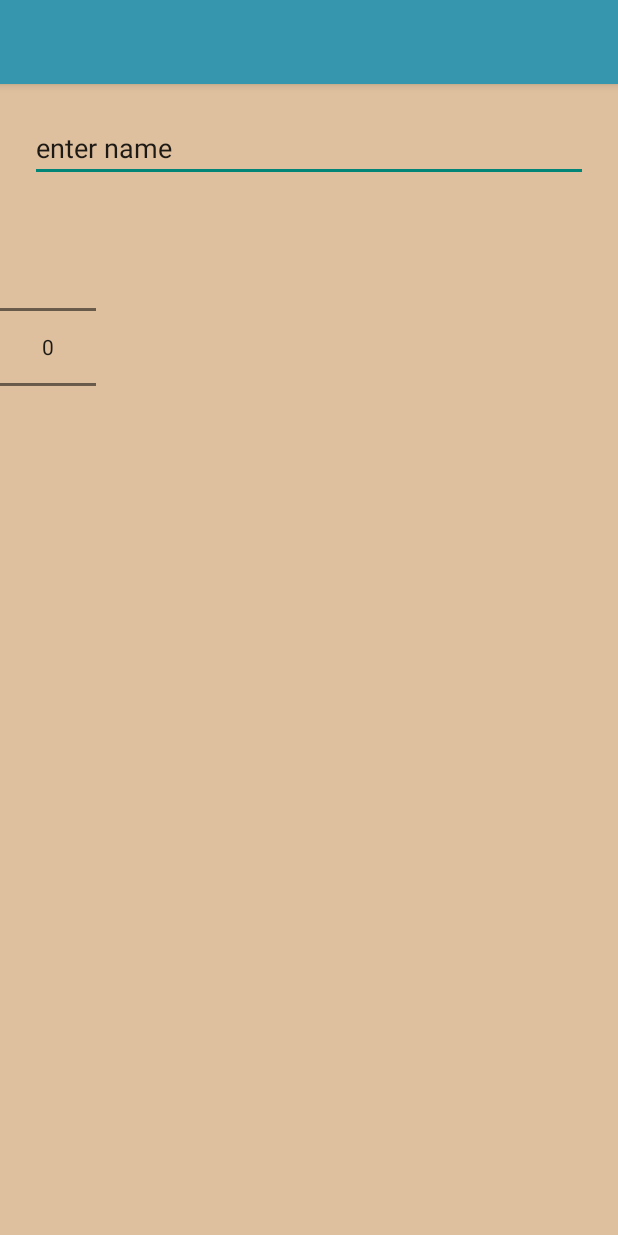
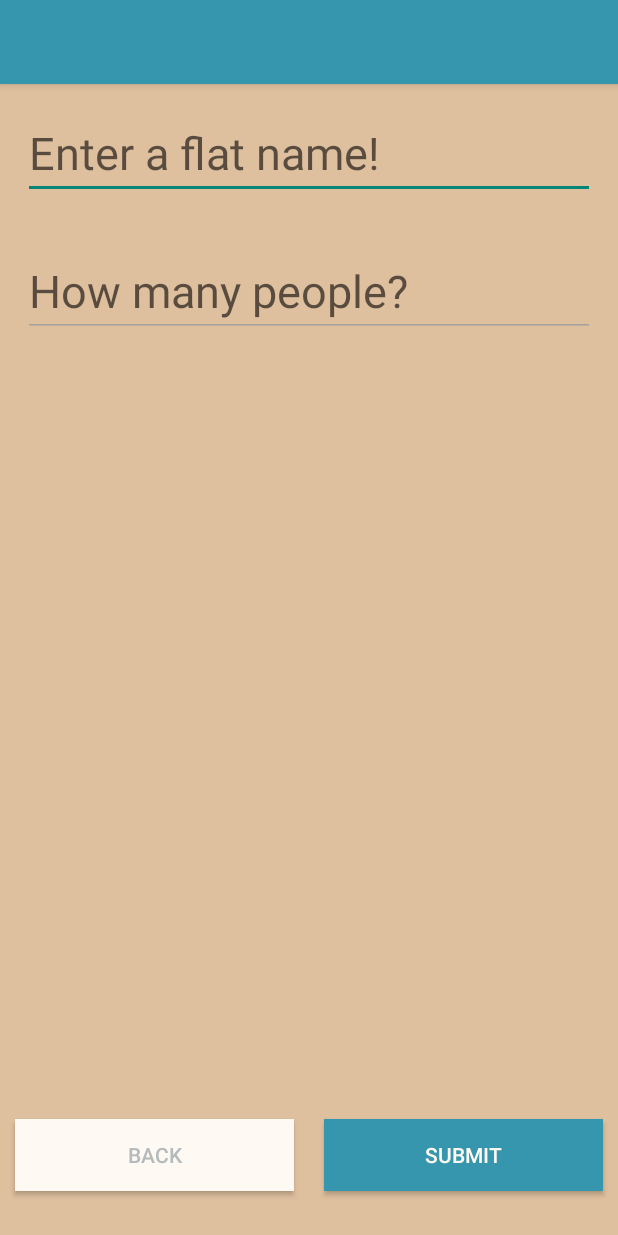
Before and after one commit to flatline-sot/flatline-android, an Android app: the layout activity_flat_setup.xml on its own in the app's theme, with its tools: preview values and no code run, on a phone screen of 412 x 824 dp. Run offline under Robolectric (Android 15) with nearby library versions, the phone set to English and light mode, and no system bars.

Commit message:
Worked on the forms, and also cleaned up my resource referencing

```diff
--- a/Flatline/app/src/main/AndroidManifest.xml
+++ b/Flatline/app/src/main/AndroidManifest.xml
@@ -10,9 +10,11 @@
         <activity
             android:name=".HomepageActivity"
             android:label="@string/app_name" >
+        </activity>
+        <activity android:name=".FlatSetupActivity"
+            android:label="@string/flat_setup_name">
             <intent-filter>
                 <action android:name="android.intent.action.MAIN" />
-
                 <category android:name="android.intent.category.LAUNCHER" />
             </intent-filter>
         </activity>
--- a/Flatline/app/src/main/java/nz/flatline/flatline/FlatSetupActivity.java
+++ b/Flatline/app/src/main/java/nz/flatline/flatline/FlatSetupActivity.java
@@ -2,15 +2,28 @@ package nz.flatline.flatline;
 
 import android.app.Activity;
 import android.os.Bundle;
+import android.widget.Button;
+import android.widget.TextView;
 
 /**
  * Created by Mayur on 1/08/2015.
  */
 public class FlatSetupActivity extends Activity {
 
+    Button submitButton, backButton;
+    TextView actionBarText;
+
     @Override
     protected void onCreate(Bundle savedInstanceState) {
         super.onCreate(savedInstanceState);
         setContentView(R.layout.activity_flat_setup);
+        initializeViews();
+        actionBarText.setText(R.string.flat_setup_title);
+    }
+
+    private void initializeViews() {
+        submitButton = (Button) findViewById(R.id.submit_button);
+        backButton = (Button) findViewById(R.id.back_button);
+        actionBarText = (TextView) findViewById(R.id.action_bar_title);
     }
 }
--- a/Flatline/app/src/main/res/layout-v21/action_bar_layout.xml
+++ b/Flatline/app/src/main/res/layout-v21/action_bar_layout.xml
@@ -5,4 +5,11 @@
     android:background="@color/flatline_blue"
     android:elevation="@dimen/action_bar_elevation">
 
+    <TextView
+        android:layout_width="match_parent"
+        android:layout_height="wrap_content"
+        android:textSize="@dimen/text_size"
+        android:id="@+id/action_bar_title"
+        android:textColor="@color/flatline_off_white"/>
+
 </Toolbar>
--- a/Flatline/app/src/main/res/layout/activity_flat_setup.xml
+++ b/Flatline/app/src/main/res/layout/activity_flat_setup.xml
@@ -1,37 +1,64 @@
 <?xml version="1.0" encoding="utf-8"?>
 <LinearLayout xmlns:android="http://schemas.android.com/apk/res/android"
-    android:orientation="vertical" android:layout_width="match_parent"
+    android:orientation="vertical"
+    android:layout_width="match_parent"
     android:layout_height="match_parent"
     android:background="@color/flatline_pale_brown">
 
     <include layout="@layout/action_bar_layout"/>
 
-    <LinearLayout
-        android:gravity="center"
-        android:orientation="horizontal"
-        android:padding="20dp"
-        android:layout_width="match_parent"
-        android:layout_height="wrap_content"
-        >
-
         <EditText
+            android:textSize="@dimen/text_size"
+            android:layout_margin="@dimen/edit_text_margin"
             android:layout_gravity="center"
             android:layout_width="match_parent"
             android:layout_height="wrap_content"
-            android:id="@+id/editText"
+            android:id="@+id/flat_name"
+            android:hint="@string/flat_name_hint"
+            android:layout_weight="0"/>
+
+        <EditText
+            android:textSize="@dimen/text_size"
+            android:layout_margin="@dimen/edit_text_margin"
+            android:layout_width="match_parent"
+            android:layout_height="wrap_content"
+            android:inputType="numberDecimal"
+            android:hint="@string/number_of_people_hint"
+            android:id="@+id/flat_number"
+            android:layout_weight="0"
+            />
+
+    <LinearLayout
+        android:layout_weight="1"
+        android:layout_gravity="center|bottom"
+        android:layout_width="match_parent"
+        android:layout_height="0dp"
+        android:orientation="horizontal">
+
+        <Button
+            android:elevation="@dimen/button_elevation"
             android:layout_weight="1"
-            android:text="enter name" />
+            android:layout_margin="@dimen/button_margins"
+            android:text="back"
+            android:layout_width="wrap_content"
+            android:layout_height="wrap_content"
+            android:textColor="@color/flatline_fade_title"
+            android:background="@color/flatline_off_white"
+            android:layout_gravity="bottom"
+            android:id="@+id/back_button"/>
+
+        <Button
+            android:elevation="@dimen/button_elevation"
+            android:layout_weight="1"
+            android:layout_margin="@dimen/button_margins"
+            android:background="@color/flatline_blue"
+            android:textColor="@color/flatline_off_white"
+            android:text="submit"
+            android:layout_width="wrap_content"
+            android:layout_height="wrap_content"
+            android:layout_gravity="bottom"
+            android:id="@+id/submit_button"/>
     </LinearLayout>
 
-    <LinearLayout
-        android:orientation="horizontal"
-        android:layout_width="match_parent"
-        android:layout_height="wrap_content">
-
-        <NumberPicker
-            android:layout_width="wrap_content"
-            android:layout_height="wrap_content"
-            android:layout_gravity="right" />
-    </LinearLayout>
 
 </LinearLayout>
--- /dev/null
+++ b/Flatline/app/src/main/res/values-v21/styles.xml
@@ -0,0 +1,14 @@
+<?xml version="1.0" encoding="utf-8"?>
+<resources>
+
+    <style name="AppTheme" parent="Theme.AppCompat.Light.DarkActionBar">
+        <!-- Customize your theme here. -->
+        <item name="android:colorControlNormal">#a6a29e</item>
+        <item name="android:colorControlHighlight">@color/flatline_blue</item>
+    </style>
+
+    <style name="PrimaryButton" parent="Theme.AppCompat.Light.DarkActionBar">
+        <item name="android:textColor">#FFFFFF</item>
+        <item name="android:background">@color/flatline_blue</item>
+    </style>
+</resources>
--- a/Flatline/app/src/main/res/values/dimens.xml
+++ b/Flatline/app/src/main/res/values/dimens.xml
@@ -3,4 +3,8 @@
     <dimen name="activity_horizontal_margin">16dp</dimen>
     <dimen name="activity_vertical_margin">16dp</dimen>
     <dimen name="action_bar_elevation">4dp</dimen>
+    <dimen name="edit_text_margin">15dp</dimen>
+    <dimen name="button_margins">10dp</dimen>
+    <dimen name="button_elevation">4dp</dimen>
+    <dimen name="text_size">30sp</dimen>
 </resources>
--- a/Flatline/app/src/main/res/values/strings.xml
+++ b/Flatline/app/src/main/res/values/strings.xml
@@ -9,6 +9,10 @@
 
     <string name="action_settings">Settings</string>
 
-<!-- TODO: Remove or change this placeholder text -->
+    <string name="flat_setup_name">Flatline Setup</string>
+    <string name="flat_name_hint">Enter a flat name!</string>
+    <string name="number_of_people_hint">How many people?</string>
+
     <string name="hello_blank_fragment">Hello blank fragment</string>
+    <string name="flat_setup_title">Set Up Flat</string>
 </resources>
```
